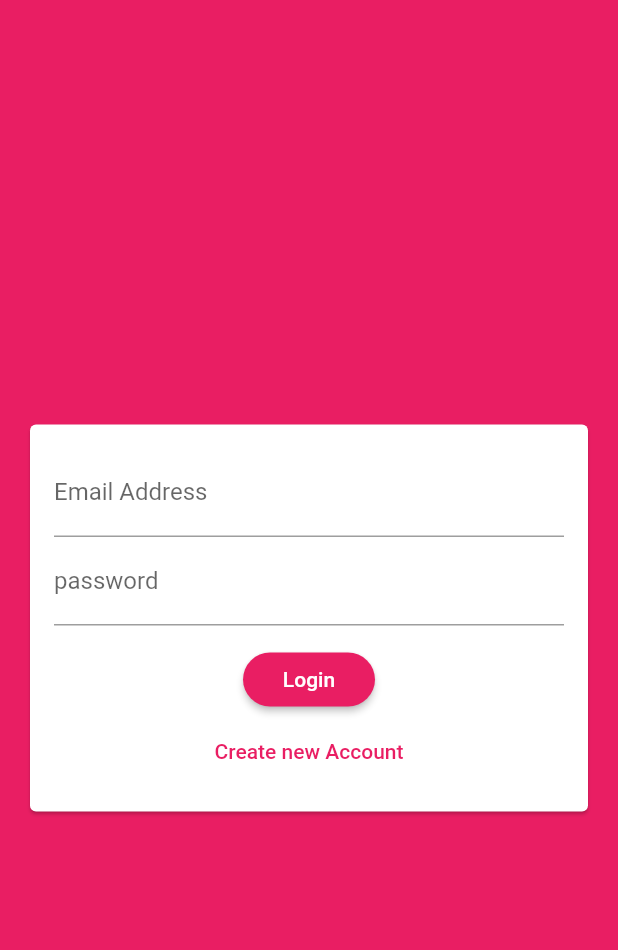
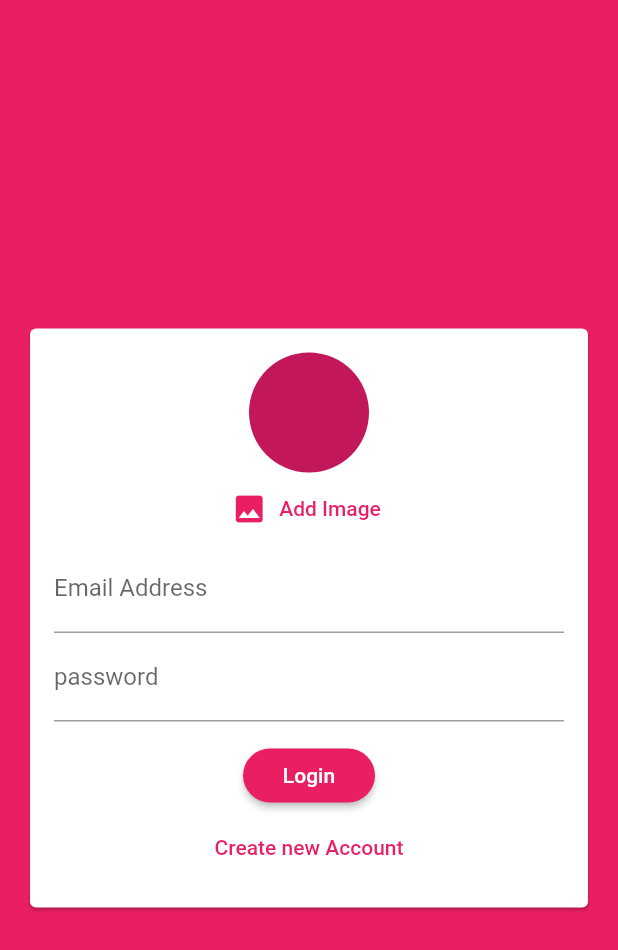
Before and after one commit to Pritsudo/ChatApp, a Flutter app: the screen it shows after launch, on a phone screen of 412 x 824 dp. Shown: the top 950 px of the screen. Run offline on Flutter 3.47's test engine with Material 2 defaults, Android fonts, the phone set to English and light mode, and no system bars; our stand-ins replace cloud_firestore, firebase_auth, firebase_core, image_picker; accounts and stored records are empty.

Commit message:
imagePicker done

```diff
--- a/lib/widgets/auth_form.dart
+++ b/lib/widgets/auth_form.dart
@@ -1,4 +1,5 @@
 import 'package:flutter/material.dart';
+import '../widgets/pickers/user_image_picker.dart';
 
 class AuthForm extends StatefulWidget {
   final void Function(String email, String password, String userName,
@@ -45,6 +46,7 @@ class _AuthFormState extends State<AuthForm> {
             child: Column(
               mainAxisSize: MainAxisSize.min,
               children: [
+                UserImagePicker(),
                 TextFormField(
                   key: const ValueKey('email'),
                   validator: (value) {
--- /dev/null
+++ b/lib/widgets/pickers/user_image_picker.dart
@@ -0,0 +1,52 @@
+import 'package:flutter/material.dart';
+import 'dart:io';
+
+import 'package:image_picker/image_picker.dart';
+
+class UserImagePicker extends StatefulWidget {
+  const UserImagePicker({Key? key}) : super(key: key);
+
+  @override
+  State<UserImagePicker> createState() => _UserImagePickerState();
+}
+
+class _UserImagePickerState extends State<UserImagePicker> {
+  File? _pickedImage;
+
+  void _pickImage() async {
+    print('This is Pressed');
+    final i = ImagePicker();
+    final pickerImage =
+        await i.pickImage(source: ImageSource.camera, maxWidth: 600);
+
+    setState(() {
+      _pickedImage = File(pickerImage!.path);
+    });
+
+    // final picker = ImagePicker();
+    // if (pickerImage == null) return;
+    // final userImage = File(pickerImage.path);
+    // setState(() {
+    //   _pickedImage = userImage;
+    // });
+  }
+
+  @override
+  Widget build(BuildContext context) {
+    return Column(
+      children: [
+        CircleAvatar(
+          radius: 40,
+          backgroundImage:
+              _pickedImage != null ? FileImage(_pickedImage!) : null,
+        ),
+        FlatButton.icon(
+          textColor: Theme.of(context).primaryColor,
+          onPressed: _pickImage,
+          icon: const Icon(Icons.image),
+          label: Text('Add Image'),
+        ),
+      ],
+    );
+  }
+}
--- a/pubspec.yaml
+++ b/pubspec.yaml
@@ -31,6 +31,7 @@ dependencies:
   cupertino_icons: ^1.0.2
   firebase_auth: ^3.4.1
   firebase_core: ^1.19.1
+  image_picker :
   flutter:
     sdk: flutter
 
```
Also changed, not shown: pubspec.lock.
